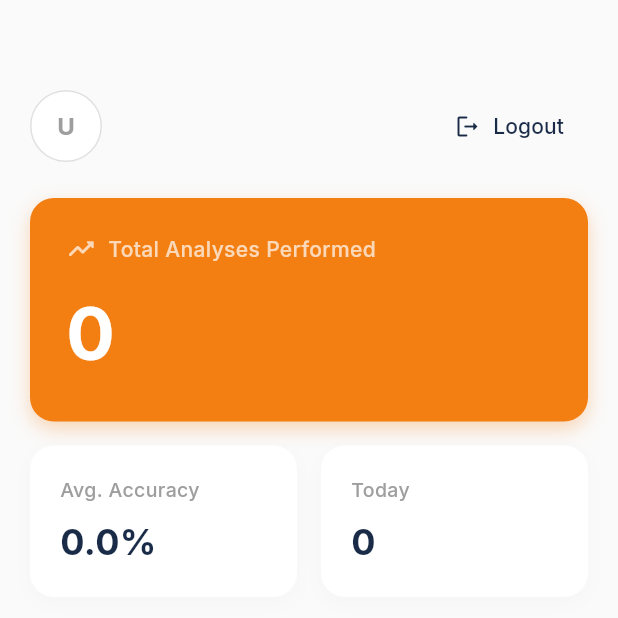
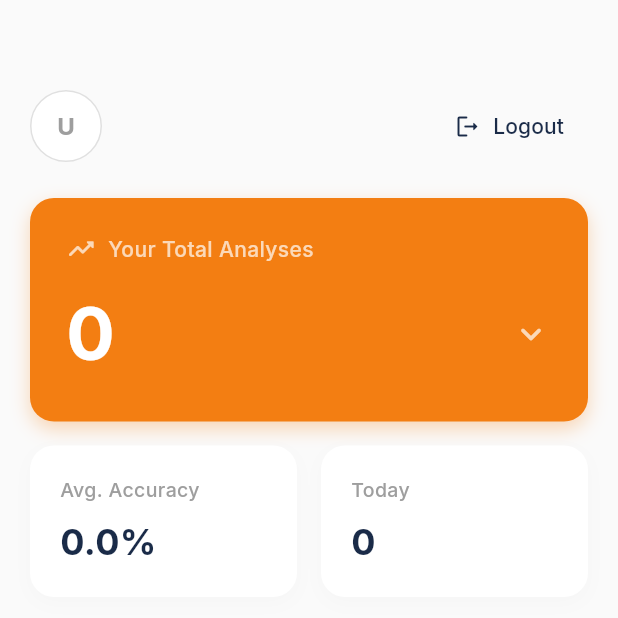
Before and after one commit to jxrxxwxt/Senior-Project, a Flutter app: the DashboardScreen screen opened directly, on a phone screen of 412 x 824 dp, the top half of it. Run offline on Flutter 3.47's test engine with Material 3 defaults, Android fonts, the phone set to English and light mode, and no system bars; drawn by our look-alikes of table_calendar; our stand-ins replace camera, dio, google_fonts, image_picker, permission_handler, shared_preferences; missing offline and left inert: gal; accounts and stored records are empty; network calls fail.

Commit message:
feat: show department's user & total of department analyses card

```diff
--- a/detection_app/lib/data/repositories/auth_repository.dart
+++ b/detection_app/lib/data/repositories/auth_repository.dart
@@ -17,7 +17,10 @@ class AuthRepository {
       await StorageService.saveToken(token);
       await StorageService.saveUsername(response.data['username']);
 
-      return UserModel(username: response.data['username']);
+      return UserModel(
+        username: response.data['username'],
+        department: response.data['department'],  // ← เพิ่มตรงนี้
+      );
     } catch (e) {
       throw Exception("Login failed: ${e.toString()}");
     }
--- a/detection_app/lib/features/dashboard/screens/dashboard_screen.dart
+++ b/detection_app/lib/features/dashboard/screens/dashboard_screen.dart
@@ -17,20 +17,33 @@ class DashboardScreen extends StatefulWidget {
   State<DashboardScreen> createState() => _DashboardScreenState();
 }
 
-class _DashboardScreenState extends State<DashboardScreen> {
+class _DashboardScreenState extends State<DashboardScreen> with TickerProviderStateMixin {
   int _currentIndex = 0;
   DateTime _selectedDay = DateTime.now();
   DateTime _focusedDay = DateTime.now();
+  bool _expandDepartment = false;
+  AnimationController? _animController;
 
   @override
   void initState() {
     super.initState();
+    _animController = AnimationController(
+      duration: const Duration(milliseconds: 400),
+      vsync: this,
+    );
+
     WidgetsBinding.instance.addPostFrameCallback((_) {
       final auth = Provider.of<AuthProvider>(context, listen: false);
       if (!auth.isGuest) {
         Provider.of<HistoryProvider>(context, listen: false).fetchAllData();
       }
     });
+  }
+
+  @override
+  void dispose() {
+    _animController?.dispose();
+    super.dispose();
   }
 
   @override
@@ -288,7 +301,7 @@ class _DashboardScreenState extends State<DashboardScreen> {
               children:[
                 _buildHeader(auth.user),
                 const SizedBox(height: 24),
-                _buildTotalCard(provider.totalAnalyses),
+                _buildExpandableCardSection(provider),
                 const SizedBox(height: 16),
                 Row(
                   children:[
@@ -324,7 +337,7 @@ class _DashboardScreenState extends State<DashboardScreen> {
   Widget _buildHeader(dynamic user) {
     final initial = user?.username.isNotEmpty == true ? user!.username[0].toUpperCase() : "U";
     final name = user?.username ?? "User";
-    final dept = user?.department ?? "Laboratory";
+    final dept = user?.department ?? "Department";
 
     return Row(
       mainAxisAlignment: MainAxisAlignment.spaceBetween,
@@ -365,8 +378,25 @@ class _DashboardScreenState extends State<DashboardScreen> {
     );
   }
 
-  Widget _buildTotalCard(int total) {
-    return Container(
+  Widget _buildExpandableCardSection(HistoryProvider provider) {
+    final dept = Provider.of<AuthProvider>(context).user?.department ?? "Department";
+    final departmentCount = provider.departmentAnalysesCount;
+
+    return Column(
+      children: [
+        // Main Card: Total Analyses (อยู่บนสุด)
+        GestureDetector(
+          onTap: () {
+            setState(() {
+              _expandDepartment = !_expandDepartment;
+              if (_expandDepartment) {
+                _animController?.forward();
+              } else {
+                _animController?.reverse();
+              }
+            });
+          },
+          child: Container(
             width: double.infinity,
             padding: const EdgeInsets.all(24),
             decoration: BoxDecoration(
@@ -383,13 +413,102 @@ class _DashboardScreenState extends State<DashboardScreen> {
                   children:[
                     Icon(Icons.trending_up_rounded, color: Colors.white70, size: 20),
                     SizedBox(width: 8),
-              Text("Total Analyses Performed", style: TextStyle(color: Colors.white70, fontSize: 14, fontWeight: FontWeight.w500)),
+                    Text("Your Total Analyses", style: TextStyle(color: Colors.white70, fontSize: 14, fontWeight: FontWeight.w500)),
                   ],
                 ),
                 const SizedBox(height: 12),
-          Text(total.toString(), style: const TextStyle(color: Colors.white, fontSize: 48, fontWeight: FontWeight.bold)),
+                Row(
+                  mainAxisAlignment: MainAxisAlignment.spaceBetween,
+                  children: [
+                    Text(provider.totalAnalyses.toString(), style: const TextStyle(color: Colors.white, fontSize: 48, fontWeight: FontWeight.bold)),
+                    RotationTransition(
+                      turns: Tween(begin: 0.0, end: 0.5).animate(_animController ?? const AlwaysStoppedAnimation(0.0)),
+                      child: const Icon(Icons.expand_more_rounded, color: Colors.white70, size: 28),
+                    ),
                   ],
                 ),
+              ],
+            ),
+          ),
+        ),
+
+        // Department Card with smooth height & margin animation
+        AnimatedContainer(
+          duration: const Duration(milliseconds: 400),
+          curve: Curves.easeInOut,
+          height: _expandDepartment ? 163 : 0,
+          child: SingleChildScrollView(
+            physics: const NeverScrollableScrollPhysics(),
+            child: AnimatedBuilder(
+              animation: _animController ?? const AlwaysStoppedAnimation(0.0),
+              builder: (context, child) {
+                final animValue = _animController?.value ?? 0.0;
+
+                return Opacity(
+                  opacity: animValue,
+                  child: GestureDetector(
+                    onTap: () {
+                      setState(() {
+                        _expandDepartment = !_expandDepartment;
+                        if (_expandDepartment) {
+                          _animController?.forward();
+                        } else {
+                          _animController?.reverse();
+                        }
+                      });
+                    },
+                    child: Container(
+                      width: double.infinity,
+                      margin: const EdgeInsets.only(top: 12),
+                      padding: const EdgeInsets.all(20),
+                      decoration: BoxDecoration(
+                        color: Colors.orange.shade50,
+                        borderRadius: BorderRadius.circular(16),
+                        border: Border.all(color: Colors.orange.shade200, width: 1.5),
+                        boxShadow:[
+                          BoxShadow(
+                            color: Colors.orange.withValues(alpha: 0.15 * animValue),
+                            blurRadius: 10,
+                            offset: const Offset(0, 4)
+                          ),
+                        ]
+                      ),
+                      child: Column(
+                        crossAxisAlignment: CrossAxisAlignment.start,
+                        children:[
+                          Row(
+                            children:[
+                              Icon(Icons.domain_outlined, color: Colors.orange.shade600, size: 18),
+                              const SizedBox(width: 8),
+                              Expanded(
+                                child: Text(
+                                  "$dept Analyses",
+                                  style: TextStyle(color: Colors.orange.shade600, fontSize: 13, fontWeight: FontWeight.w600),
+                                  overflow: TextOverflow.ellipsis,
+                                ),
+                              ),
+                            ],
+                          ),
+                          const SizedBox(height: 12),
+                          Text(
+                            departmentCount.toString(),
+                            style: TextStyle(color: Colors.orange.shade800, fontSize: 36, fontWeight: FontWeight.bold),
+                          ),
+                          const SizedBox(height: 8),
+                          Text(
+                            "Total for your department",
+                            style: TextStyle(color: Colors.orange.shade600, fontSize: 12, fontWeight: FontWeight.w400),
+                          ),
+                        ],
+                      ),
+                    ),
+                  ),
+                );
+              },
+            ),
+          ),
+        ),
+      ],
     );
   }
 
--- a/detection_app/lib/providers/history_provider.dart
+++ b/detection_app/lib/providers/history_provider.dart
@@ -30,6 +30,7 @@ class HistoryProvider extends ChangeNotifier {
   int _totalAnalyses = 0;
   double _avgAccuracy = 0.0;
   int _todayCount = 0;
+  int _departmentAnalysesCount = 0;
 
   // --- Getters ---
   List<HistoryItem> get items => _displayItems;
@@ -42,6 +43,7 @@ class HistoryProvider extends ChangeNotifier {
   int get totalAnalyses => _totalAnalyses;
   double get avgAccuracy => _avgAccuracy;
   int get todayCount => _todayCount;
+  int get departmentAnalysesCount => _departmentAnalysesCount;
 
   List<HistoryItem> get recentItems => _allItems.take(5).toList();
 
@@ -64,6 +66,7 @@ class HistoryProvider extends ChangeNotifier {
       _totalAnalyses = stats['total'] ?? 0;
       _avgAccuracy = (stats['avg_accuracy'] ?? 0.0).toDouble();
       _todayCount = stats['today_count'] ?? 0;
+      _departmentAnalysesCount = stats['department_count'] ?? 0;
 
       _applyFilters();
     } catch (e) {
```
Also changed, not shown: 3 other files. Lines whose indentation alone changed are shown as unchanged.
